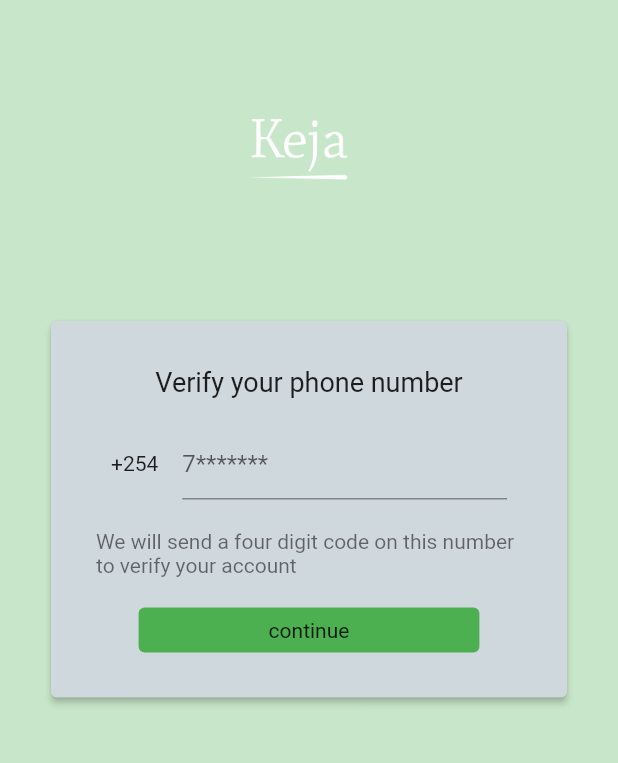
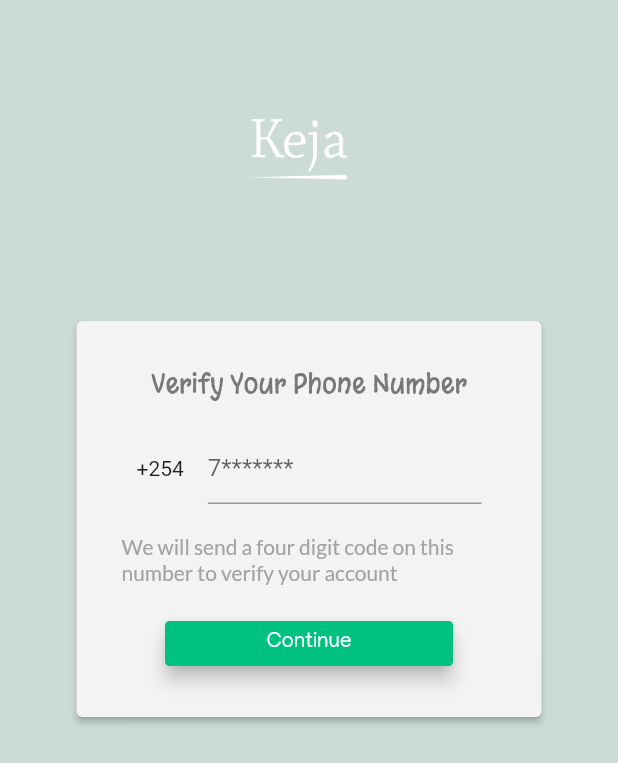
Before and after one commit to SrMoffat/keja-client, a Flutter app: the PhoneVerification screen opened directly, on a phone screen of 412 x 824 dp. Shown: the top 763 px of the screen. Run offline on Flutter 3.47's test engine with Material 2 defaults, Android fonts, the phone set to English and light mode, and no system bars.

Commit message:
implement feedback

```diff
--- a/lib/screens/verify_number_screen.dart
+++ b/lib/screens/verify_number_screen.dart
@@ -22,7 +22,7 @@ class _PhoneVerificationState extends State<PhoneVerification> {
   @override
   Widget build(BuildContext context) {
     return Scaffold(
-      backgroundColor: Colors.green[100],
+      backgroundColor: Color(0xFFCCDBD6) ,
       body: SingleChildScrollView(
         child: Column(
           children: <Widget>[
@@ -42,18 +42,20 @@ class _PhoneVerificationState extends State<PhoneVerification> {
               ),
             ),
             Container(
-              width: MediaQuery.of(context).size.width - 60,
+              width: MediaQuery.of(context).size.width - 94,
               decoration: BoxDecoration(),
               child: Card(
-                color: Colors.blueGrey[100],
+                color: Color(0xFFF3F3F3),
                 elevation: 2,
                 child: Padding(
                   padding: const EdgeInsets.all(30.0),
                   child: Column(
                     children: <Widget>[
                       Text(
-                        "Verify your phone number",
-                        style: TextStyle(fontSize: 18, color: Colors.black87),
+                        "Verify Your Phone Number",
+                        style: TextStyle(fontSize: 18, color: Color(0xFF787878),
+                        fontFamily: "Margarine"
+                        ),
                       ),
                       Padding(
                         padding: const EdgeInsets.symmetric(
@@ -62,6 +64,7 @@ class _PhoneVerificationState extends State<PhoneVerification> {
                           controller: _controller,
                           keyboardType: TextInputType.number,
                           maxLength: 9,
+
                           inputFormatters: <TextInputFormatter>[
                                WhitelistingTextInputFormatter.digitsOnly
                            ],
@@ -76,21 +79,37 @@ class _PhoneVerificationState extends State<PhoneVerification> {
                       ),
                       Text(
                         "We will send a four digit code on this number to verify your account ",
-                        style: TextStyle(color: Colors.black54),
+                        style: TextStyle(
+                          color: Color(0xFFA3A3A3),
+                          fontFamily: 'Lato'
+                          ),
                       ),
                       SizedBox(
                         height: 20,
                       ),
                       InkWell(
+                        onTap: (){
+                          print(_controller.text);
+                        },
                         child: FractionallySizedBox(
                             widthFactor: 0.8,
-                            child: Container(
-                                alignment: Alignment.center,
-                                height: 30,
-                                decoration: BoxDecoration(
-                                    color: Colors.green,
-                                    borderRadius: BorderRadius.circular(4)),
-                                child: Text("continue"))),
+                            child: Card(
+
+                              elevation: 5,
+                                                          child: Container(
+                                  alignment: Alignment.center,
+                                  height: 30,
+                                  decoration: BoxDecoration(
+                                      color: Color(0xFF00C280),
+                                      borderRadius: BorderRadius.circular(3),
+                                      ),
+
+                                  child: Text("Continue",style: TextStyle(
+                                    color: Colors.white,
+                                    fontFamily: 'Manjari'
+
+                                  ),)),
+                            )),
                       )
                     ],
                   ),
```
Also changed, not shown: pubspec.yaml (+14 -6 lines), assets/fonts/Lato-Black.ttf (added), assets/fonts/Lato-BlackItalic.ttf (added), assets/fonts/Lato-Bold.ttf (added), assets/fonts/Lato-BoldItalic.ttf (added), assets/fonts/Lato-Italic.ttf (added), assets/fonts/Lato-Light.ttf (added), assets/fonts/Lato-LightItalic.ttf (added), assets/fonts/Lato-Regular.ttf (added), assets/fonts/Lato-Thin.ttf (added), assets/fonts/Lato-ThinItalic.ttf (added), assets/fonts/Manjari-Bold.ttf (added), assets/fonts/Manjari-Regular.ttf (added), assets/fonts/Manjari-Thin.ttf (added), 1 more files.
